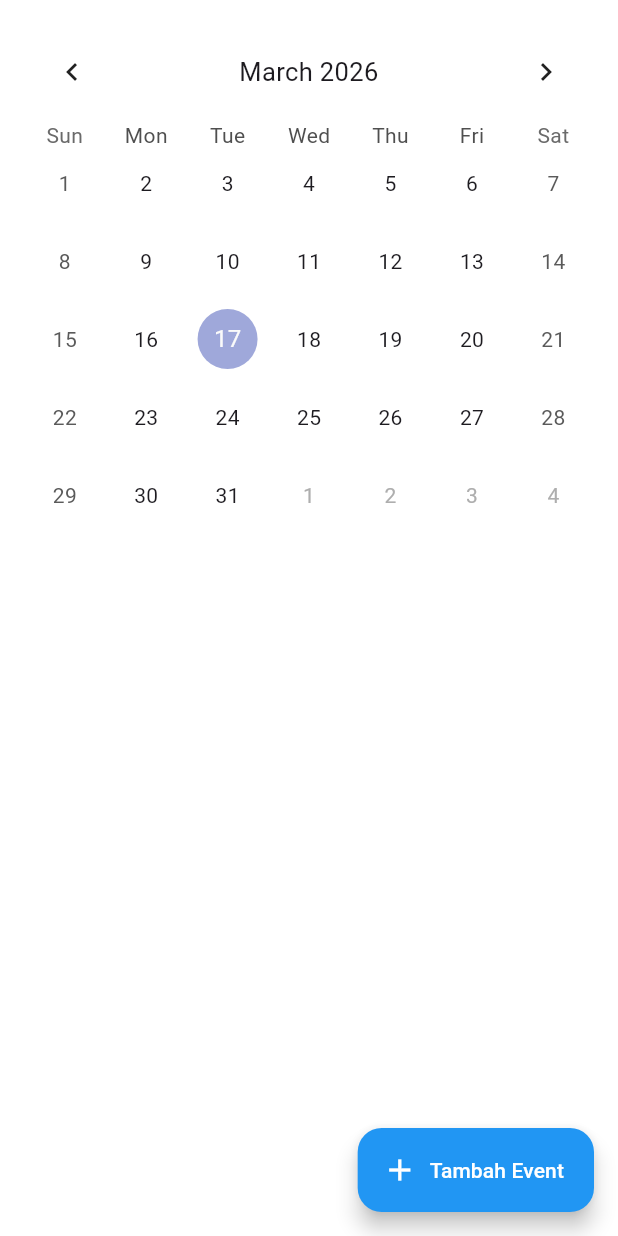
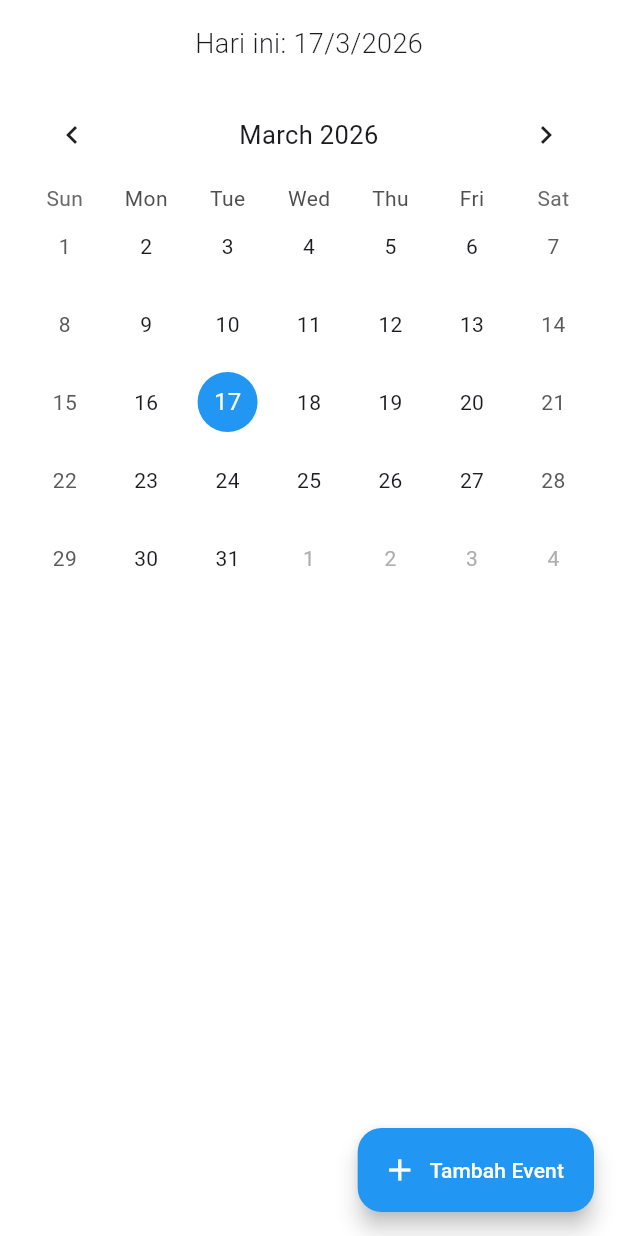
Before and after one commit to zzckyy/kalend---calender-app, a Flutter app: the screen it shows after launch, on a phone screen of 412 x 824 dp. Run offline on Flutter 3.47's test engine with Material 3 defaults, Android fonts, the phone set to English and light mode, and no system bars; drawn by our look-alikes of table_calendar.

Commit message:
feat: date now indicator, fix: ui date

```diff
--- a/lib/main.dart
+++ b/lib/main.dart
@@ -35,8 +35,15 @@ class _kalendUIState extends State<kalendUI> {
             padding: EdgeInsets.all(16.0),
 
             child: Column(
-              mainAxisAlignment: MainAxisAlignment.start,
+              mainAxisAlignment: MainAxisAlignment.center,
+
+
+
               children: [
+
+                Text('Hari ini: ${nowadays.day}/${nowadays.month}/${nowadays.year}', style: TextStyle(fontSize: 18, fontWeight: FontWeight.w300,),),
+                SizedBox(height: 16.0,),
+
                 Expanded(
                   child: TableCalendar(
                     focusedDay: nowadays,
@@ -58,6 +65,17 @@ class _kalendUIState extends State<kalendUI> {
                       });
                     },
 
+                    calendarStyle: CalendarStyle(
+                      todayDecoration: BoxDecoration(
+                        color: Colors.blue,
+                        shape: BoxShape.circle,
+                      ),
+                      selectedDecoration: BoxDecoration(
+                        color: Colors.orange,
+                        shape: BoxShape.circle,
+                      ),
+                    ),
+
                     headerStyle: HeaderStyle(
                       formatButtonVisible: false,
                       titleCentered: true,
@@ -73,11 +91,10 @@ class _kalendUIState extends State<kalendUI> {
           backgroundColor: Colors.blue,
           tooltip: 'Tambah Event',
 
-
           onPressed: () {
             // untuk nambah event tanggal
           },
-          icon: const Icon(Icons.add, color: Colors.white,),
+          icon: const Icon(Icons.add, color: Colors.white),
           label: const Text('Tambah Event'),
           splashColor: Colors.white,
           foregroundColor: Colors.white,
```
